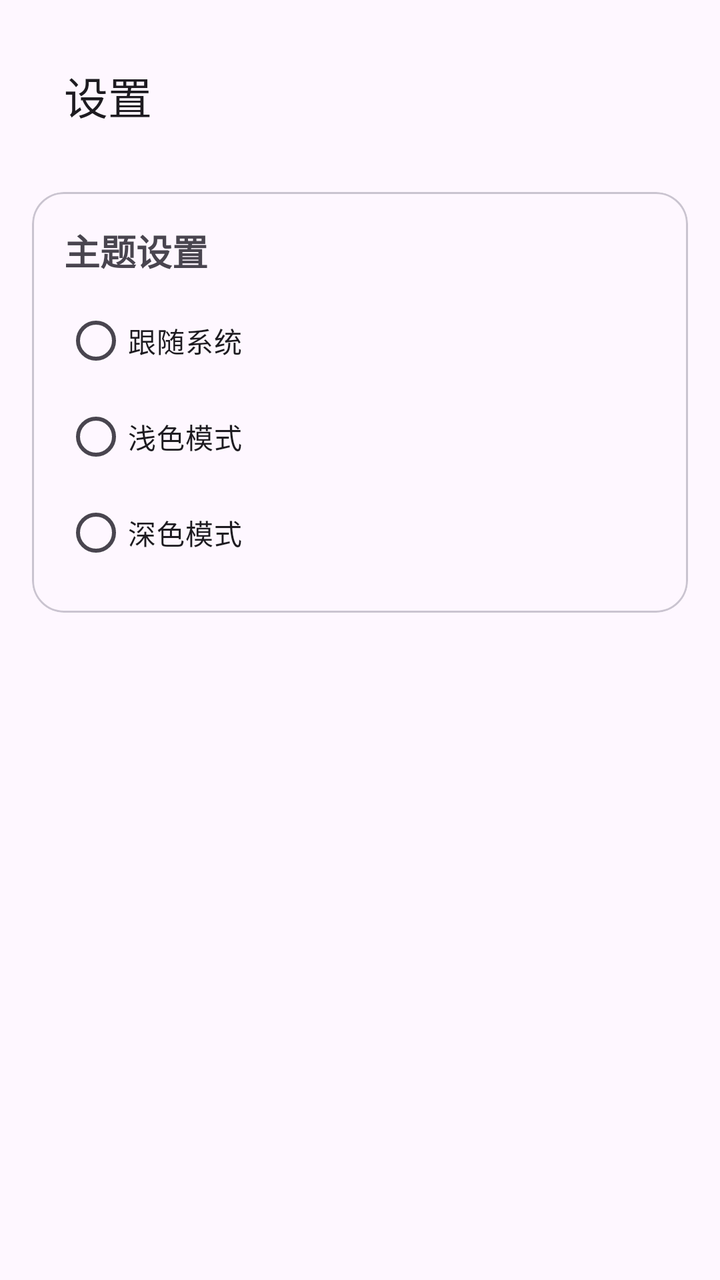
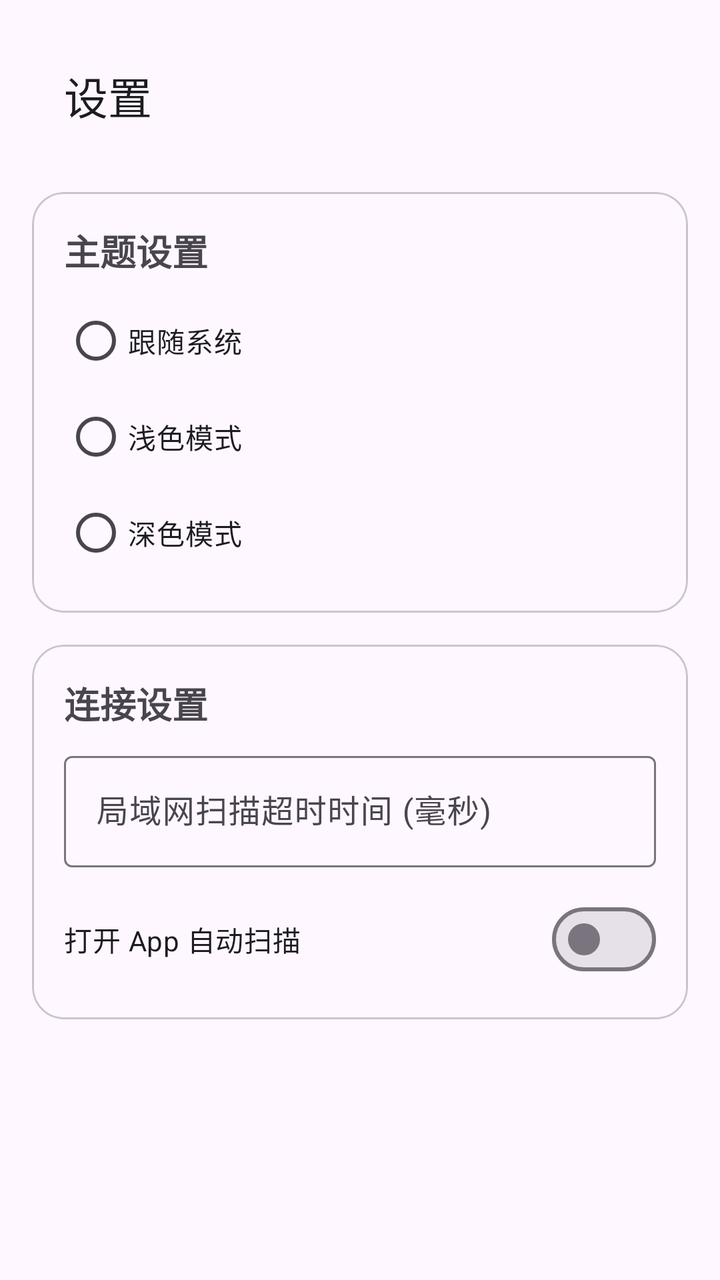

Screens rendered from an Android XML layout before and after an edit, with the pre-edit source and the edit as a unified diff.
<!-- AndroidManifest.xml: application theme Theme.NASClient -->
<!-- res/layout/activity_settings.xml -->
<?xml version="1.0" encoding="utf-8"?>
<LinearLayout xmlns:android="http://schemas.android.com/apk/res/android"
    xmlns:app="http://schemas.android.com/apk/res-auto"
    android:layout_width="match_parent"
    android:layout_height="match_parent"
    android:orientation="vertical"
    android:padding="16dp">

    <com.google.android.material.appbar.MaterialToolbar
        android:id="@+id/toolbar"
        android:layout_width="match_parent"
        android:layout_height="?attr/actionBarSize"
        app:title="设置"
        android:layout_marginBottom="16dp"/>

    <com.google.android.material.card.MaterialCardView
        android:layout_width="match_parent"
        android:layout_height="wrap_content"
        app:cardCornerRadius="16dp"
        android:layout_marginBottom="16dp">
        <LinearLayout
            android:layout_width="match_parent"
            android:layout_height="wrap_content"
            android:orientation="vertical"
            android:padding="16dp">
            <TextView
                android:layout_width="wrap_content"
                android:layout_height="wrap_content"
                android:text="主题设置"
                android:textSize="18sp"
                android:textStyle="bold"
                android:layout_marginBottom="8dp"/>
            <RadioGroup
                android:id="@+id/themeGroup"
                android:layout_width="match_parent"
                android:layout_height="wrap_content">
                <RadioButton android:id="@+id/radioSystem" android:layout_width="match_parent" android:layout_height="wrap_content" android:text="跟随系统"/>
                <RadioButton android:id="@+id/radioLight" android:layout_width="match_parent" android:layout_height="wrap_content" android:text="浅色模式"/>
                <RadioButton android:id="@+id/radioDark" android:layout_width="match_parent" android:layout_height="wrap_content" android:text="深色模式"/>
            </RadioGroup>
        </LinearLayout>
    </com.google.android.material.card.MaterialCardView>
</LinearLayout>
<!-- resources referenced by this layout -->
<resources>
  <style name="Theme.NASClient" parent="Theme.Material3.DayNight.NoActionBar">
          <item name="colorPrimary">#6750A4</item>
          <item name="colorOnPrimary">#FFFFFF</item>
          <item name="colorPrimaryContainer">#EADDFF</item>
          <item name="colorOnPrimaryContainer">#21005D</item>
      </style>
</resources>

<!-- the commit's change to res/layout/activity_settings.xml (unified diff, before → after) -->
@@ -40,4 +40,42 @@
             </RadioGroup>
         </LinearLayout>
     </com.google.android.material.card.MaterialCardView>
+
+    <com.google.android.material.card.MaterialCardView
+        android:layout_width="match_parent"
+        android:layout_height="wrap_content"
+        app:cardCornerRadius="16dp">
+        <LinearLayout
+            android:layout_width="match_parent"
+            android:layout_height="wrap_content"
+            android:orientation="vertical"
+            android:padding="16dp">
+            <TextView
+                android:layout_width="wrap_content"
+                android:layout_height="wrap_content"
+                android:text="连接设置"
+                android:textSize="18sp"
+                android:textStyle="bold"
+                android:layout_marginBottom="8dp"/>
+            <com.google.android.material.textfield.TextInputLayout
+                style="@style/Widget.Material3.TextInputLayout.OutlinedBox"
+                android:layout_width="match_parent"
+                android:layout_height="wrap_content"
+                android:hint="局域网扫描超时时间 (毫秒)"
+                android:layout_marginBottom="12dp">
+                <com.google.android.material.textfield.TextInputEditText
+                    android:id="@+id/etScanTimeout"
+                    android:layout_width="match_parent"
+                    android:layout_height="wrap_content"
+                    android:inputType="number"/>
+            </com.google.android.material.textfield.TextInputLayout>
+            
+            <com.google.android.material.materialswitch.MaterialSwitch
+                android:id="@+id/switchAutoScan"
+                android:layout_width="match_parent"
+                android:layout_height="wrap_content"
+                android:text="打开 App 自动扫描"/>
+        </LinearLayout>
+    </com.google.android.material.card.MaterialCardView>
+
 </LinearLayout>
